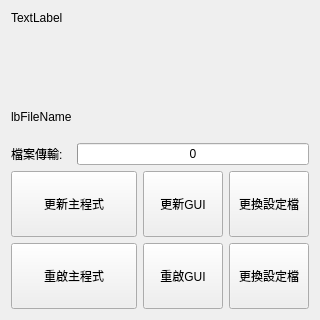
Qt form frmsocketconnection.ui (haoyi-jason/bmsDaemon) before a commit.
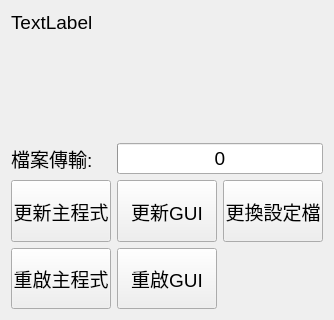
The same form after that commit.

```diff
--- a/frmsocketconnection.ui
+++ b/frmsocketconnection.ui
@@ -6,10 +6,15 @@
    <rect>
     <x>0</x>
     <y>0</y>
-    <width>320</width>
+    <width>330</width>
     <height>320</height>
    </rect>
   </property>
+  <property name="font">
+   <font>
+    <pointsize>14</pointsize>
+   </font>
+  </property>
   <property name="windowTitle">
    <string>BMS Manager</string>
   </property>
@@ -22,6 +27,18 @@
        <verstretch>0</verstretch>
       </sizepolicy>
      </property>
+     <property name="minimumSize">
+      <size>
+       <width>100</width>
+       <height>0</height>
+      </size>
+     </property>
+     <property name="maximumSize">
+      <size>
+       <width>100</width>
+       <height>16777215</height>
+      </size>
+     </property>
      <property name="text">
       <string>重啟GUI</string>
      </property>
@@ -30,11 +47,23 @@
    <item row="3" column="3">
     <widget class="QPushButton" name="pbUpdateConfig">
      <property name="sizePolicy">
-      <sizepolicy hsizetype="Minimum" vsizetype="MinimumExpanding">
+      <sizepolicy hsizetype="Fixed" vsizetype="MinimumExpanding">
        <horstretch>0</horstretch>
        <verstretch>0</verstretch>
       </sizepolicy>
      </property>
+     <property name="minimumSize">
+      <size>
+       <width>100</width>
+       <height>0</height>
+      </size>
+     </property>
+     <property name="maximumSize">
+      <size>
+       <width>100</width>
+       <height>16777215</height>
+      </size>
+     </property>
      <property name="text">
       <string>更換設定檔</string>
      </property>
@@ -43,11 +72,23 @@
    <item row="3" column="2">
     <widget class="QPushButton" name="pbUpdateUI">
      <property name="sizePolicy">
-      <sizepolicy hsizetype="Minimum" vsizetype="MinimumExpanding">
+      <sizepolicy hsizetype="Fixed" vsizetype="MinimumExpanding">
        <horstretch>0</horstretch>
        <verstretch>0</verstretch>
       </sizepolicy>
      </property>
+     <property name="minimumSize">
+      <size>
+       <width>100</width>
+       <height>0</height>
+      </size>
+     </property>
+     <property name="maximumSize">
+      <size>
+       <width>100</width>
+       <height>16777215</height>
+      </size>
+     </property>
      <property name="text">
       <string>更新GUI</string>
      </property>
@@ -75,16 +116,6 @@
      </property>
     </widget>
    </item>
-   <item row="2" column="1" colspan="3">
-    <widget class="QProgressBar" name="pbCurrentFile">
-     <property name="value">
-      <number>0</number>
-     </property>
-     <property name="format">
-      <string>%v</string>
-     </property>
-    </widget>
-   </item>
    <item row="2" column="0">
     <widget class="QLabel" name="label">
      <property name="text">
@@ -95,29 +126,28 @@
    <item row="3" column="0" colspan="2">
     <widget class="QPushButton" name="pbUpdateController">
      <property name="sizePolicy">
-      <sizepolicy hsizetype="Minimum" vsizetype="MinimumExpanding">
+      <sizepolicy hsizetype="Fixed" vsizetype="MinimumExpanding">
        <horstretch>0</horstretch>
        <verstretch>0</verstretch>
       </sizepolicy>
      </property>
+     <property name="minimumSize">
+      <size>
+       <width>100</width>
+       <height>0</height>
+      </size>
+     </property>
+     <property name="maximumSize">
+      <size>
+       <width>100</width>
+       <height>16777215</height>
+      </size>
+     </property>
      <property name="text">
       <string>更新主程式</string>
      </property>
     </widget>
    </item>
-   <item row="4" column="3">
-    <widget class="QPushButton" name="pushButton_4">
-     <property name="sizePolicy">
-      <sizepolicy hsizetype="Minimum" vsizetype="MinimumExpanding">
-       <horstretch>0</horstretch>
-       <verstretch>0</verstretch>
-      </sizepolicy>
-     </property>
-     <property name="text">
-      <string>更換設定檔</string>
-     </property>
-    </widget>
-   </item>
    <item row="4" column="0" colspan="2">
     <widget class="QPushButton" name="pbRestartController">
      <property name="sizePolicy">
@@ -126,6 +156,18 @@
        <verstretch>0</verstretch>
       </sizepolicy>
      </property>
+     <property name="minimumSize">
+      <size>
+       <width>100</width>
+       <height>0</height>
+      </size>
+     </property>
+     <property name="maximumSize">
+      <size>
+       <width>100</width>
+       <height>16777215</height>
+      </size>
+     </property>
      <property name="text">
       <string>重啟主程式</string>
      </property>
@@ -140,7 +182,17 @@
       </size>
      </property>
      <property name="text">
-      <string>lbFileName</string>
+      <string/>
+     </property>
+    </widget>
+   </item>
+   <item row="2" column="2" colspan="2">
+    <widget class="QProgressBar" name="pbCurrentFile">
+     <property name="value">
+      <number>0</number>
+     </property>
+     <property name="format">
+      <string>%v</string>
      </property>
     </widget>
    </item>
```
